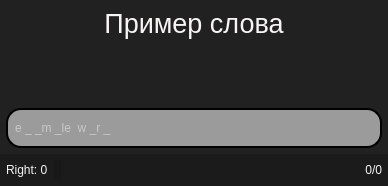
First picture: the form in res/uis/test_level_2.ui, repository yasperrus/LearnEnglishSubtitles, before the edit.
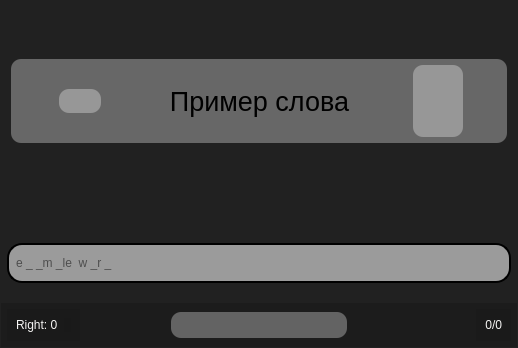
Second picture: the form after the edit. Icons and pictures are not drawn.

Commit message: add theme settings? user can change background and text color. All this savable.

The edit to the form file:
```diff
--- a/res/uis/test_level_2.ui
+++ b/res/uis/test_level_2.ui
@@ -6,8 +6,8 @@
    <rect>
     <x>0</x>
     <y>0</y>
-    <width>388</width>
-    <height>186</height>
+    <width>518</width>
+    <height>348</height>
    </rect>
   </property>
   <property name="sizePolicy">
@@ -39,19 +39,43 @@
     <number>0</number>
    </property>
    <item>
-    <layout class="QVBoxLayout" name="verticalLayout_3" stretch="0,0,0,0">
+    <widget class="QWidget" name="test_main_widget" native="true">
+     <layout class="QVBoxLayout" name="verticalLayout_3" stretch="2,1,0">
      <property name="spacing">
       <number>0</number>
      </property>
-     <item>
-      <widget class="QWidget" name="widget" native="true">
+      <property name="leftMargin">
+       <number>1</number>
+      </property>
+      <property name="topMargin">
+       <number>1</number>
+      </property>
+      <property name="rightMargin">
+       <number>1</number>
+      </property>
+      <property name="bottomMargin">
+       <number>1</number>
+      </property>
+      <item alignment="Qt::AlignVCenter">
+       <widget class="QWidget" name="widget_2" native="true">
+        <property name="sizePolicy">
+         <sizepolicy hsizetype="Preferred" vsizetype="Preferred">
+          <horstretch>0</horstretch>
+          <verstretch>0</verstretch>
+         </sizepolicy>
+        </property>
        <property name="maximumSize">
         <size>
          <width>16777215</width>
          <height>16777215</height>
         </size>
        </property>
-       <layout class="QHBoxLayout" name="horizontalLayout" stretch="0,1,0">
+        <property name="styleSheet">
+         <string notr="true">margin: 10px;
+background-color: rgba(255, 255, 255, 80);
+border-radius: 10px;</string>
+        </property>
+        <layout class="QHBoxLayout" name="horizontalLayout_9" stretch="0,0,0">
         <property name="leftMargin">
          <number>6</number>
         </property>
@@ -64,8 +88,8 @@
         <property name="bottomMargin">
          <number>6</number>
         </property>
-        <item>
-         <widget class="QPushButton" name="but_hard">
+         <item alignment="Qt::AlignHCenter">
+          <widget class="QPushButton" name="but_hard_3">
           <property name="sizePolicy">
            <sizepolicy hsizetype="Preferred" vsizetype="Maximum">
             <horstretch>0</horstretch>
@@ -75,9 +99,11 @@
           <property name="styleSheet">
            <string notr="true">QPushButton {
 color: rgb(250, 250, 250);
-background-color: rgba(255, 255, 255, 0);
+background-color: rgba(255, 255, 255, 80);
 border: 0px solid #ffffff;
-}</string>
+padding:5px;
+}
+</string>
           </property>
           <property name="text">
            <string/>
@@ -98,15 +124,14 @@
          </widget>
         </item>
         <item>
-         <widget class="QLabel" name="label_word">
+          <widget class="QLabel" name="label_word_3">
           <property name="font">
            <font>
             <pointsize>20</pointsize>
            </font>
           </property>
           <property name="styleSheet">
-           <string notr="true">background-color: rgba(255, 255, 255, 0);
-color: rgb(246, 245, 244);</string>
+            <string notr="true">background-color: rgba(255, 255, 255, 0);</string>
           </property>
           <property name="text">
            <string>Пример слова</string>
@@ -118,14 +143,15 @@
            <bool>true</bool>
           </property>
           <property name="margin">
-           <number>10</number>
+            <number>0</number>
           </property>
          </widget>
         </item>
+         <item alignment="Qt::AlignHCenter">
+          <widget class="QWidget" name="widget_6" native="true">
+           <layout class="QVBoxLayout" name="verticalLayout_8">
         <item>
-         <layout class="QVBoxLayout" name="verticalLayout_4">
-          <item>
-           <widget class="QLabel" name="label_right">
+             <widget class="QLabel" name="label_right_3">
             <property name="minimumSize">
              <size>
               <width>0</width>
@@ -156,7 +182,7 @@
            </widget>
           </item>
           <item>
-           <widget class="QPushButton" name="but_speak">
+             <widget class="QPushButton" name="but_speak_3">
             <property name="styleSheet">
              <string notr="true">QPushButton {
 background-color: rgba(255, 255, 255, 0);
@@ -179,24 +205,12 @@
            </widget>
           </item>
          </layout>
+          </widget>
         </item>
        </layout>
       </widget>
      </item>
-     <item>
-      <spacer name="verticalSpacer">
-       <property name="orientation">
-        <enum>Qt::Vertical</enum>
-       </property>
-       <property name="sizeHint" stdset="0">
-        <size>
-         <width>20</width>
-         <height>40</height>
-        </size>
-       </property>
-      </spacer>
-     </item>
-     <item>
+      <item alignment="Qt::AlignBottom">
       <widget class="QWidget" name="widget" native="true">
        <property name="maximumSize">
         <size>
@@ -204,18 +218,21 @@
          <height>16777215</height>
         </size>
        </property>
+        <property name="styleSheet">
+         <string notr="true">background-color: rgba(255, 255, 255, 0);</string>
+        </property>
        <layout class="QHBoxLayout" name="horizontalLayout_2">
         <property name="leftMargin">
          <number>6</number>
         </property>
         <property name="topMargin">
-         <number>6</number>
+          <number>20</number>
         </property>
         <property name="rightMargin">
          <number>6</number>
         </property>
         <property name="bottomMargin">
-         <number>6</number>
+          <number>20</number>
         </property>
         <item>
          <widget class="QLineEdit" name="line_translate">
@@ -227,7 +244,6 @@
           </property>
           <property name="styleSheet">
            <string notr="true">border-radius: 15px;
-color: rgb(246, 245, 244);
 background-color: rgba(220, 220, 220, 167);
 border: 2px solid #000;
 padding-left: 5px;
@@ -244,7 +260,7 @@
        </layout>
       </widget>
      </item>
-     <item>
+      <item alignment="Qt::AlignBottom">
       <widget class="QWidget" name="widget" native="true">
        <property name="maximumSize">
         <size>
@@ -253,7 +269,7 @@
         </size>
        </property>
        <property name="styleSheet">
-        <string notr="true">background-color: rgba(23, 23, 23, 148);</string>
+         <string notr="true">background-color: rgba(23, 23, 23, 128);</string>
        </property>
        <layout class="QHBoxLayout" name="horizontalLayout_3">
         <property name="leftMargin">
@@ -268,6 +284,9 @@
         <property name="bottomMargin">
          <number>6</number>
         </property>
+         <item alignment="Qt::AlignLeft">
+          <widget class="QWidget" name="horizontalWidget_2" native="true">
+           <layout class="QHBoxLayout" name="horizontalLayout_4">
         <item>
          <widget class="QLabel" name="label_quantity_correct_answer">
           <property name="sizePolicy">
@@ -307,19 +326,22 @@
           </property>
          </widget>
         </item>
-        <item>
-         <spacer name="horizontalSpacer">
-          <property name="orientation">
-           <enum>Qt::Horizontal</enum>
-          </property>
-          <property name="sizeHint" stdset="0">
-           <size>
-            <width>40</width>
-            <height>20</height>
-           </size>
-          </property>
-         </spacer>
-        </item>
+           </layout>
+          </widget>
+         </item>
+         <item alignment="Qt::AlignHCenter|Qt::AlignVCenter">
+          <widget class="QWidget" name="horizontalWidget" native="true">
+           <property name="styleSheet">
+            <string notr="true">background-color: rgba(255, 255, 255, 80);
+border-radius: 10px;</string>
+           </property>
+           <layout class="QHBoxLayout" name="horizontalLayout">
+            <property name="topMargin">
+             <number>4</number>
+            </property>
+            <property name="bottomMargin">
+             <number>4</number>
+            </property>
         <item>
          <widget class="QPushButton" name="but_back">
           <property name="sizePolicy">
@@ -435,19 +457,12 @@
           </property>
          </widget>
         </item>
-        <item>
-         <spacer name="horizontalSpacer_2">
-          <property name="orientation">
-           <enum>Qt::Horizontal</enum>
-          </property>
-          <property name="sizeHint" stdset="0">
-           <size>
-            <width>40</width>
-            <height>20</height>
-           </size>
-          </property>
-         </spacer>
-        </item>
+           </layout>
+          </widget>
+         </item>
+         <item alignment="Qt::AlignRight">
+          <widget class="QWidget" name="horizontalWidget_3" native="true">
+           <layout class="QHBoxLayout" name="horizontalLayout_5">
         <item>
          <widget class="QLabel" name="label_count_list">
           <property name="sizePolicy">
@@ -472,6 +487,10 @@
       </widget>
      </item>
     </layout>
+       </widget>
+      </item>
+     </layout>
+    </widget>
    </item>
   </layout>
  </widget>
```
Lines whose indentation alone changed are shown as unchanged. The commit also changes 23 other files.
